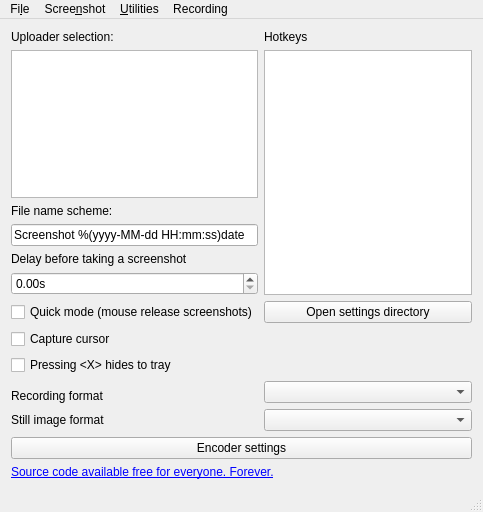
Old version of the form mainwindow.ui in the repository ArsenArsen/KShare.
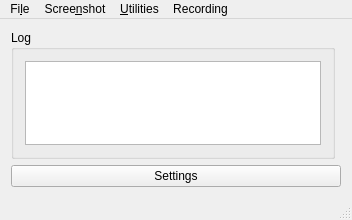
New version of the form. Icons and pictures are not drawn.

Commit message:
Move settings to a seperate dialog, add about box
It contains licensing information!

The edit to the form file:
```diff
--- a/mainwindow.ui
+++ b/mainwindow.ui
@@ -6,8 +6,8 @@
    <rect>
     <x>0</x>
     <y>0</y>
-    <width>483</width>
-    <height>512</height>
+    <width>352</width>
+    <height>220</height>
    </rect>
   </property>
   <property name="windowTitle">
@@ -25,129 +25,23 @@
     </sizepolicy>
    </property>
    <layout class="QGridLayout" name="gridLayout">
-    <item row="3" column="0">
-     <widget class="QLineEdit" name="nameScheme">
-      <property name="toolTip">
-       <string>http://doc.qt.io/qt-5/qdatetime.html#toString</string>
-      </property>
+    <item row="1" column="0" colspan="2">
+     <widget class="QPushButton" name="settings">
       <property name="text">
-       <string>Screenshot %(yyyy-MM-dd HH:mm:ss)date</string>
-      </property>
-     </widget>
-    </item>
-    <item row="6" column="0">
-     <widget class="QCheckBox" name="quickMode">
-      <property name="text">
-       <string>Quick mode (mouse release screenshots)</string>
+       <string>Settings</string>
       </property>
      </widget>
     </item>
     <item row="0" column="0">
-     <widget class="QLabel" name="label">
-      <property name="text">
-       <string>Uploader selection:</string>
+     <widget class="QGroupBox" name="groupBox">
+      <property name="title">
+       <string>Log</string>
       </property>
-     </widget>
-    </item>
-    <item row="6" column="1">
-     <widget class="QPushButton" name="settingsButton">
-      <property name="text">
-       <string>Open settings directory</string>
-      </property>
-     </widget>
-    </item>
-    <item row="4" column="0">
-     <widget class="QLabel" name="label_3">
-      <property name="text">
-       <string>Delay before taking a screenshot</string>
-      </property>
-     </widget>
-    </item>
-    <item row="17" column="0" colspan="2">
-     <widget class="QLabel" name="label_6">
-      <property name="text">
-       <string>&lt;a href=&quot;https://github.com/ArsenArsen/KShare&quot;&gt;Source code available free for everyone. Forever.&lt;/a&gt;
-
-</string>
-      </property>
-     </widget>
-    </item>
-    <item row="5" column="0">
-     <widget class="QDoubleSpinBox" name="delay">
-      <property name="toolTip">
-       <string>In seconds</string>
-      </property>
-      <property name="whatsThis">
-       <string>A delay before taking a screenshot, in seconds</string>
-      </property>
-      <property name="suffix">
-       <string>s</string>
-      </property>
-     </widget>
-    </item>
-    <item row="0" column="1">
-     <widget class="QLabel" name="label_5">
-      <property name="text">
-       <string>Hotkeys</string>
-      </property>
-     </widget>
-    </item>
-    <item row="1" column="0">
-     <widget class="QListWidget" name="uploaderList"/>
-    </item>
-    <item row="1" column="1" rowspan="5">
-     <widget class="QListWidget" name="hotkeys"/>
-    </item>
-    <item row="2" column="0">
-     <widget class="QLabel" name="label_2">
-      <property name="text">
-       <string>File name scheme:</string>
-      </property>
-     </widget>
-    </item>
-    <item row="13" column="0">
-     <widget class="QLabel" name="label_4">
-      <property name="text">
-       <string>Recording format</string>
-      </property>
-     </widget>
-    </item>
-    <item row="15" column="0">
-     <widget class="QLabel" name="label_7">
-      <property name="text">
-       <string>Still image format</string>
-      </property>
-     </widget>
-    </item>
-    <item row="8" column="0" colspan="2">
-     <widget class="QCheckBox" name="hideToTray">
-      <property name="text">
-       <string>Pressing &lt;X&gt; hides to tray</string>
-      </property>
-     </widget>
-    </item>
-    <item row="7" column="0" colspan="2">
-     <widget class="QCheckBox" name="captureCursor">
-      <property name="text">
-       <string>Capture cursor</string>
-      </property>
-     </widget>
-    </item>
-    <item row="15" column="1">
-     <widget class="QComboBox" name="imageFormatBox"/>
-    </item>
-    <item row="12" column="1" rowspan="2">
-     <widget class="QComboBox" name="formatBox">
-      <property name="currentIndex">
-       <number>-1</number>
-      </property>
-     </widget>
-    </item>
-    <item row="16" column="0" colspan="2">
-     <widget class="QPushButton" name="pushButton">
-      <property name="text">
-       <string>Encoder settings</string>
-      </property>
+      <layout class="QGridLayout" name="gridLayout_2">
+       <item row="0" column="0">
+        <widget class="QListWidget" name="logBox"/>
+       </item>
+      </layout>
      </widget>
     </item>
    </layout>
@@ -157,7 +51,7 @@
     <rect>
      <x>0</x>
      <y>0</y>
-     <width>483</width>
+     <width>352</width>
      <height>25</height>
     </rect>
    </property>
```
Left out of the diff: 13 changed lines with no effect on the pictures. The commit also changes 16 other files.
